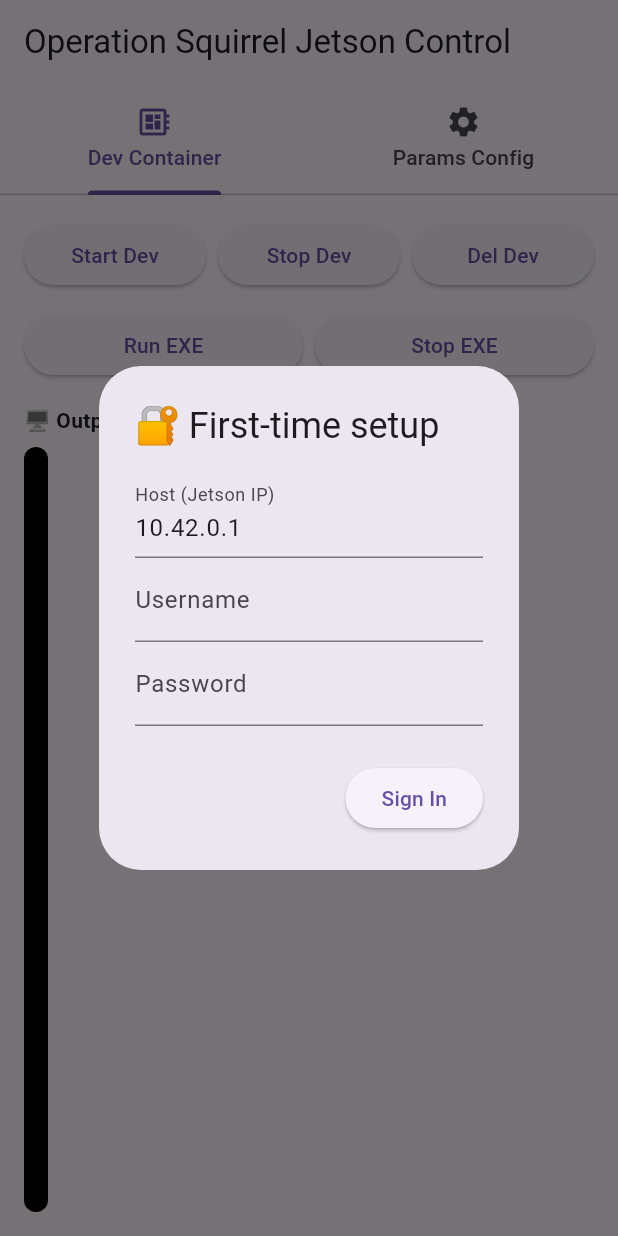
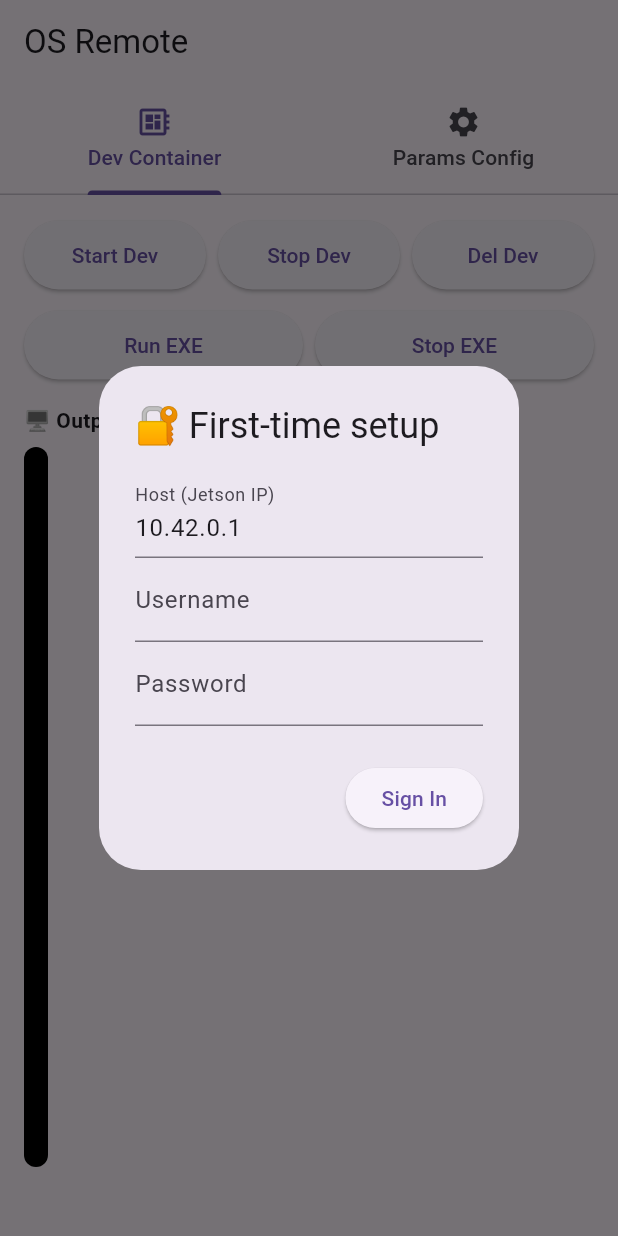
Before and after one commit to crose72/OSRemote, a Flutter app: the screen it shows after launch, on a phone screen of 412 x 824 dp. Run offline on Flutter 3.47's test engine with Material 3 defaults, Android fonts, the phone set to English and light mode, and no system bars; our stand-ins replace flutter_secure_storage, permission_handler; missing offline and left inert: dartssh2.

```diff
--- a/os_remote_dev/lib/main.dart
+++ b/os_remote_dev/lib/main.dart
@@ -20,6 +20,12 @@ class _JetsonConfigPageState extends State<JetsonConfigPage> {
   final _controller = TextEditingController();
   String _log = "";
   bool _busy = false;
+  final ButtonStyle _buttonStyle = ElevatedButton.styleFrom(
+  minimumSize: const Size(0, 46), // consistent height, flexible width
+  textStyle: const TextStyle(fontSize: 14, fontWeight: FontWeight.w500),
+  padding: const EdgeInsets.symmetric(horizontal: 12),
+);
+
 
   // --- Connection parameters ---
   final _secureStorage = const FlutterSecureStorage();
@@ -239,7 +245,8 @@ class _JetsonConfigPageState extends State<JetsonConfigPage> {
       final result = await client.run(
         'ls -lh $_squirrelDefenderParams || echo "Missing file"',
       );
-      setState(() => _log = "✅ Done!\n\n$result");
+      final decoded = utf8.decode(result); // 👈 decode bytes to readable text
+      setState(() => _log = "✅ Done!\n\n$decoded");
 
       // --- Clean up ---
       sftp.close();
@@ -299,23 +306,38 @@ class _JetsonConfigPageState extends State<JetsonConfigPage> {
             Expanded(
               child: ElevatedButton(
                 onPressed: _busy ? null : _downloadConfig,
-                  // style: ElevatedButton.styleFrom(
-                  //   textStyle: const TextStyle(fontSize: 12),
-                  // ),
-                  child: const Text("Download"),
+                style: _buttonStyle,
+                child: const Text(
+                  "Download",
+                  textAlign: TextAlign.center,
+                  maxLines: 2,
+                  overflow: TextOverflow.visible,
                 ),
               ),
-              const SizedBox(width: 9),
+            ),
+            const SizedBox(width: 8),
             Expanded(
               child: ElevatedButton(
                 onPressed: _busy ? null : _uploadConfig,
-                  child: Text(_busy ? "Working..." : "Upload"),
+                style: _buttonStyle,
+                child: Text(
+                  _busy ? "Working..." : "Upload",
+                  textAlign: TextAlign.center,
+                  maxLines: 2,
+                  overflow: TextOverflow.visible,
                 ),
               ),
-              const SizedBox(width: 9),
+            ),
+            const SizedBox(width: 8),
             ElevatedButton(
               onPressed: _clearCredentials,
-                child: const Text("Sign Out"),
+              style: _buttonStyle,
+              child: const Text(
+                "Sign Out",
+                textAlign: TextAlign.center,
+                maxLines: 2,
+                overflow: TextOverflow.visible,
+              ),
             ),
           ],
         ),
@@ -357,7 +379,13 @@ class _JetsonConfigPageState extends State<JetsonConfigPage> {
                   "bash -c '$_operationSquirrelPath/run.sh dev orin osremote'",
                   description: "Starting Dev Container",
                 ),
-                  child: const Text("Start Dev"),
+                style: _buttonStyle,
+                child: const Text(
+                  "Start Dev",
+                  textAlign: TextAlign.center,
+                  maxLines: 2,
+                  overflow: TextOverflow.visible,
+                ),
               ),
             ),
             const SizedBox(width: 8),
@@ -367,7 +395,13 @@ class _JetsonConfigPageState extends State<JetsonConfigPage> {
                   "docker stop squirreldefender-dev",
                   description: "Stopping Dev Container",
                 ),
-                  child: const Text("Stop Dev"),
+                style: _buttonStyle,
+                child: const Text(
+                  "Stop Dev",
+                  textAlign: TextAlign.center,
+                  maxLines: 2,
+                  overflow: TextOverflow.visible,
+                ),
               ),
             ),
             const SizedBox(width: 8),
@@ -377,7 +411,13 @@ class _JetsonConfigPageState extends State<JetsonConfigPage> {
                   "docker rm -f squirreldefender-dev || true && docker system prune -f",
                   description: "Deleting Dev Container",
                 ),
-                  child: const Text("Del Dev"),
+                style: _buttonStyle,
+                child: const Text(
+                  "Del Dev",
+                  textAlign: TextAlign.center,
+                  maxLines: 2,
+                  overflow: TextOverflow.visible,
+                ),
               ),
             ),
           ],
@@ -391,7 +431,13 @@ class _JetsonConfigPageState extends State<JetsonConfigPage> {
                   "docker exec -i squirreldefender-dev bash -c 'cd /workspace/OperationSquirrel/SquirrelDefender/build && ./squirreldefender'",
                   description: "Run SquirrelDefender",
                 ),
-                  child: const Text("Run EXE"),
+                style: _buttonStyle,
+                child: const Text(
+                  "Run EXE",
+                  textAlign: TextAlign.center,
+                  maxLines: 2,
+                  overflow: TextOverflow.visible,
+                ),
               ),
             ),
             const SizedBox(width: 8),
@@ -401,7 +447,13 @@ class _JetsonConfigPageState extends State<JetsonConfigPage> {
                   "docker exec squirreldefender-dev pkill -2 -f squirreldefender",
                   description: "Stop SquirrelDefender",
                 ),
-                  child: const Text("Stop EXE"),
+                style: _buttonStyle,
+                child: const Text(
+                  "Stop EXE",
+                  textAlign: TextAlign.center,
+                  maxLines: 2,
+                  overflow: TextOverflow.visible,
+                ),
               ),
             ),
           ],
@@ -413,6 +465,8 @@ class _JetsonConfigPageState extends State<JetsonConfigPage> {
         ),
         const SizedBox(height: 8),
         Expanded(
+          child: Padding(
+            padding: const EdgeInsets.only(bottom: 30), // ✅ keeps terminal off buttons
             child: Container(
               decoration: BoxDecoration(
                 color: Colors.black,
@@ -435,6 +489,7 @@ class _JetsonConfigPageState extends State<JetsonConfigPage> {
               ),
             ),
           ),
+        ),
       ],
     ),
   );
@@ -449,7 +504,7 @@ class _JetsonConfigPageState extends State<JetsonConfigPage> {
       length: 2,
       child: Scaffold(
         appBar: AppBar(
-          title: const Text("Operation Squirrel Jetson Control"),
+          title: const Text("OS Remote"),
           bottom: const TabBar(
             tabs: [
               Tab(icon: Icon(Icons.developer_board), text: "Dev Container"),
```
Lines whose indentation alone changed are shown as unchanged.
